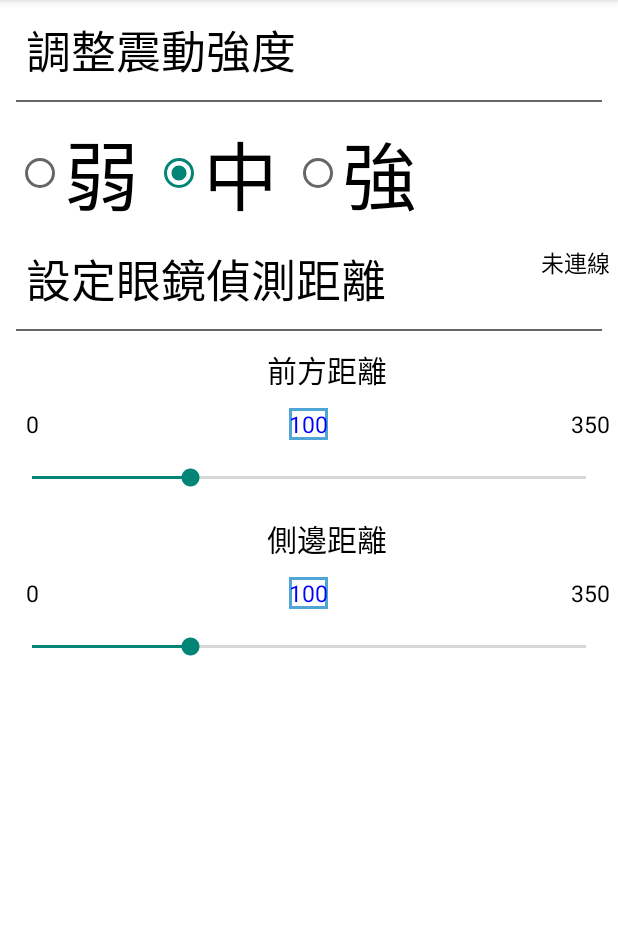
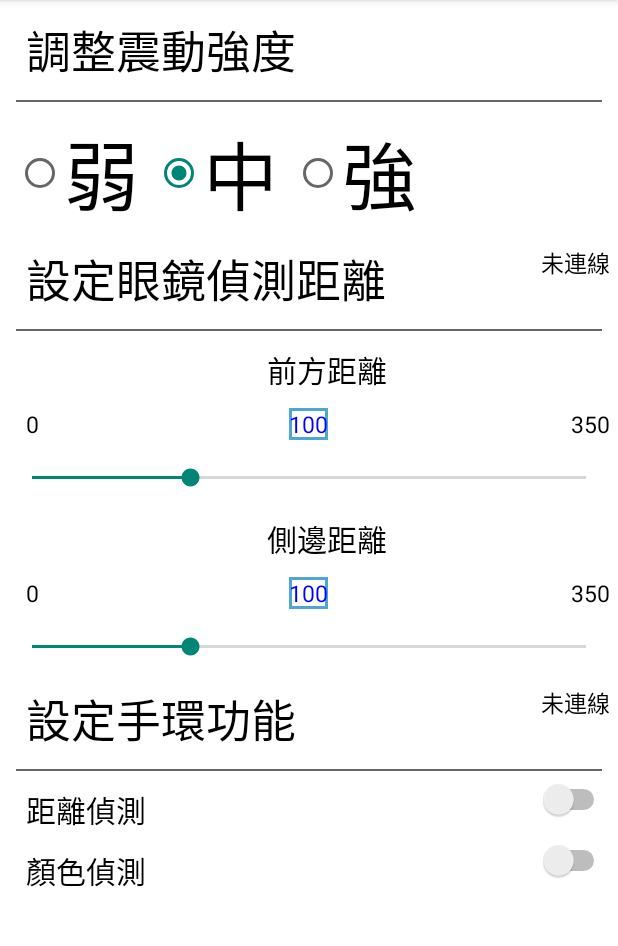
Before and after one commit to WearableGroup507/WearableApplication, an Android app: the AppSettingActivity screen opened directly, with no data from a screen before it, on a phone screen of 412 x 824 dp, the part 84-1030 px from its top. Run offline under Robolectric (Android 15) with nearby library versions, the phone set to English and light mode, and no system bars.

Commit message:
Add bracelet feature

```diff
--- a/app/src/main/java/tw/edu/ntust/jojllman/wearableapplication/AppSettingActivity.java
+++ b/app/src/main/java/tw/edu/ntust/jojllman/wearableapplication/AppSettingActivity.java
@@ -13,8 +13,10 @@ import android.util.Log;
 import android.view.KeyEvent;
 import android.view.View;
 import android.view.accessibility.AccessibilityEvent;
+import android.widget.CompoundButton;
 import android.widget.RadioButton;
 import android.widget.SeekBar;
+import android.widget.Switch;
 import android.widget.TextView;
 
 public class AppSettingActivity extends AppCompatActivity {
@@ -23,6 +25,8 @@ public class AppSettingActivity extends AppCompatActivity {
     private SeekBar mSeekBar_side;
     private TextView mtxt_threshold_front;
     private TextView mtxt_threshold_side;
+    private Switch mSwitch_distance;
+    private Switch mSwitch_color;
     private TextView mtxt_glass_connected;
     private TextView mtxt_bracelet_connected;
 
@@ -40,8 +44,7 @@ public class AppSettingActivity extends AppCompatActivity {
             mConnected_Glass = intent.getBooleanExtra("Connected_Glass", false);
             mConnected_Bracelet = intent.getBooleanExtra("Connected_Bracelet", false);
             mtxt_glass_connected.setText(mConnected_Glass?R.string.device_connected:R.string.device_disconnected);
-            //mtxt_bracelet_connected.setText(mConnected_Bracelet?R.string.device_connected:R.string.device_disconnected);
-            //TODO: add bracelet
+            mtxt_bracelet_connected.setText(mConnected_Bracelet?R.string.device_connected:R.string.device_disconnected);
         }
     }
 
@@ -81,6 +84,7 @@ public class AppSettingActivity extends AppCompatActivity {
     @Override
     public boolean onSupportNavigateUp(){
 
+        if(mGlobalVariable.isSettingChanged()) {
             // Use the Builder class for convenient dialog construction
             AlertDialog.Builder builder = new AlertDialog.Builder(AppSettingActivity.this);
             builder.setMessage(R.string.accept_dialog)
@@ -98,6 +102,10 @@ public class AppSettingActivity extends AppCompatActivity {
                     });
             builder.create().show();
 
+        }
+        else {
+            onBackPressed();
+        }
         return true;
     }
 
@@ -170,14 +178,17 @@ public class AppSettingActivity extends AppCompatActivity {
         mSeekBar_side = (SeekBar)findViewById(R.id.seekBar_glass_side);
         mtxt_threshold_front = (TextView)findViewById(R.id.txt_glass_front_threshold_current);
         mtxt_threshold_side = (TextView)findViewById(R.id.txt_glass_side_threshold_current);
+        mSwitch_distance = (Switch)findViewById(R.id.switch_distance);
+        mSwitch_color = (Switch)findViewById(R.id.switch_color);
         mtxt_glass_connected = (TextView)findViewById(R.id.txt_glass_connected);
-        //mtxt_bracelet_connected = (TextView)findViewById(R.id.txt_bracelet_connected);
-        //TODO: add bracelet
+        mtxt_bracelet_connected = (TextView)findViewById(R.id.txt_bracelet_connected);
     }
 
     private void initialize() {
         final int glass_threshold_front = mGlobalVariable.getGlassFrontThreshold();
         final int glass_threshold_side = mGlobalVariable.getGlassSideThreshold();
+        final boolean bracelet_distance_enabled = mGlobalVariable.isBraceletDistanceEnabled();
+        final boolean bracelet_color_enabled = mGlobalVariable.isBraceletColorEnabled();
 
         switch(mGlobalVariable.getVibrate_level()){
             case GlobalVariable.VIBRATE_LIGHT:
@@ -238,6 +249,23 @@ public class AppSettingActivity extends AppCompatActivity {
             }
         });
 
+        mSwitch_distance.setChecked(bracelet_distance_enabled);
+        mSwitch_color.setChecked(bracelet_color_enabled);
+
+        mSwitch_distance.setOnCheckedChangeListener(new CompoundButton.OnCheckedChangeListener() {
+            @Override
+            public void onCheckedChanged(CompoundButton compoundButton, boolean b) {
+                mGlobalVariable.setBraceletDistanceEnabled(b);
+            }
+        });
+
+        mSwitch_color.setOnCheckedChangeListener(new CompoundButton.OnCheckedChangeListener() {
+            @Override
+            public void onCheckedChanged(CompoundButton compoundButton, boolean b) {
+                mGlobalVariable.setBraceletColorEnabled(b);
+            }
+        });
+
         mMsgReceiver = new MsgReceiver();
         IntentFilter intentFilter = new IntentFilter();
         intentFilter.addAction("tw.edu.ntust.jojllman.wearableapplication.RESPONSE_CONNECTED_DEVICES");
--- a/app/src/main/java/tw/edu/ntust/jojllman/wearableapplication/BLE/BluetoothLeService.java
+++ b/app/src/main/java/tw/edu/ntust/jojllman/wearableapplication/BLE/BluetoothLeService.java
@@ -273,7 +273,7 @@ public class BluetoothLeService extends Service {
         public void onCharacteristicChanged(BluetoothGatt gatt,
                                             BluetoothGattCharacteristic characteristic) {
         	System.out.println("onCharacteristicChanged  "+new String(characteristic.getValue()));
-        	broadcastUpdate(ACTION_DATA_AVAILABLE, characteristic);
+        	broadcastUpdate(gatt, ACTION_DATA_AVAILABLE, characteristic);
         }
     };
 
--- a/app/src/main/res/layout/activity_app_setting.xml
+++ b/app/src/main/res/layout/activity_app_setting.xml
@@ -235,4 +235,93 @@
         android:layout_gravity="center_horizontal"
         android:max="350"/>
 
+    <RelativeLayout xmlns:android="http://schemas.android.com/apk/res/android"
+        android:layout_width="fill_parent"
+        android:layout_height="wrap_content"
+        >
+
+        <TextView
+            android:id="@+id/txt_set_bracelet_feature"
+            android:layout_width="wrap_content"
+            android:layout_height="wrap_content"
+            android:layout_marginTop="@dimen/activity_vertical_margin"
+            android:layout_marginBottom="@dimen/activity_vertical_margin"
+            android:layout_marginLeft="12dp"
+            android:text="@string/txt_set_bracelet_feature"
+            android:textSize="30sp"
+            android:textColor="#000000" />
+
+        <TextView
+            android:id="@+id/txt_bracelet_connected"
+            android:layout_width="wrap_content"
+            android:layout_height="wrap_content"
+            android:layout_marginTop="@dimen/activity_vertical_margin"
+            android:layout_marginBottom="@dimen/activity_vertical_margin"
+            android:layout_marginLeft="12dp"
+            android:layout_alignParentRight="true"
+            android:text="@string/device_disconnected"
+            android:textSize="15sp"
+            android:textColor="#000000" />
+
+    </RelativeLayout>
+
+    <View
+        android:layout_width="match_parent"
+        android:layout_height="1dp"
+        android:layout_marginTop="@dimen/activity_vertical_margin"
+        android:layout_marginBottom="@dimen/activity_vertical_margin"
+        android:layout_marginLeft="@dimen/activity_horizontal_margin"
+        android:layout_marginRight="@dimen/activity_horizontal_margin"
+        android:background="#666666" />
+
+    <RelativeLayout xmlns:android="http://schemas.android.com/apk/res/android"
+        android:layout_width="fill_parent"
+        android:layout_height="wrap_content"
+        >
+        <TextView
+            android:id="@+id/txt_bracelet_distance"
+            android:layout_width="wrap_content"
+            android:layout_height="wrap_content"
+            android:layout_marginTop="@dimen/activity_vertical_margin"
+            android:layout_marginBottom="@dimen/activity_vertical_margin"
+            android:layout_marginLeft="12dp"
+            android:layout_gravity="center_horizontal"
+            android:text="@string/txt_bracelet_distance"
+            android:textSize="20sp"
+            android:textColor="#000000" />
+
+        <Switch
+            android:layout_width="wrap_content"
+            android:layout_height="wrap_content"
+            android:layout_alignParentRight="true"
+            android:text=""
+            android:id="@+id/switch_distance"
+            android:layout_marginStart="35dp" />
+    </RelativeLayout>
+
+    <RelativeLayout xmlns:android="http://schemas.android.com/apk/res/android"
+        android:layout_width="fill_parent"
+        android:layout_height="wrap_content"
+        >
+        <TextView
+            android:id="@+id/txt_bracelet_color"
+            android:layout_width="wrap_content"
+            android:layout_height="wrap_content"
+            android:layout_marginTop="@dimen/activity_vertical_margin"
+            android:layout_marginBottom="@dimen/activity_vertical_margin"
+            android:layout_marginLeft="12dp"
+            android:layout_gravity="center_horizontal"
+            android:text="@string/txt_bracelet_color"
+            android:textSize="20sp"
+            android:textColor="#000000" />
+
+        <Switch
+            android:layout_width="wrap_content"
+            android:layout_height="wrap_content"
+            android:layout_alignParentRight="true"
+            android:text=""
+            android:id="@+id/switch_color"
+            android:layout_marginStart="35dp" />
+    </RelativeLayout>
+
 </LinearLayout>
--- a/app/src/main/res/values/strings.xml
+++ b/app/src/main/res/values/strings.xml
@@ -46,7 +46,7 @@
     <string name="device_connected">已連線</string>
     <string name="device_disconnected">未連線</string>
     <!--
-    Glasses
+    Glass
     -->
     <string name="error_bluetooth_not_supported">裝置不支援藍芽</string>
     <string name="unknown_device">未知裝置</string>
@@ -54,4 +54,12 @@
     <string name="txt_glass_front_threshold">前方距離</string>
     <string name="txt_glass_side_threshold">側邊距離</string>
 
+    <!--
+    Bracelet
+    -->
+    <string name="txt_set_bracelet_feature">設定手環功能</string>
+    <string name="txt_bracelet_distance">距離偵測</string>
+    <string name="txt_bracelet_color">顏色偵測</string>
+
+
 </resources>
```
Also changed, not shown: app/src/main/java/tw/edu/ntust/jojllman/wearableapplication/BLE/BlunoService.java (+48 -16 lines), app/src/main/java/tw/edu/ntust/jojllman/wearableapplication/BLE/BraceletGattAttributes.java (added, +45 -0 lines), app/src/main/java/tw/edu/ntust/jojllman/wearableapplication/GlobalVariable.java (+37 -0 lines). Lines whose indentation alone changed are shown as unchanged.
